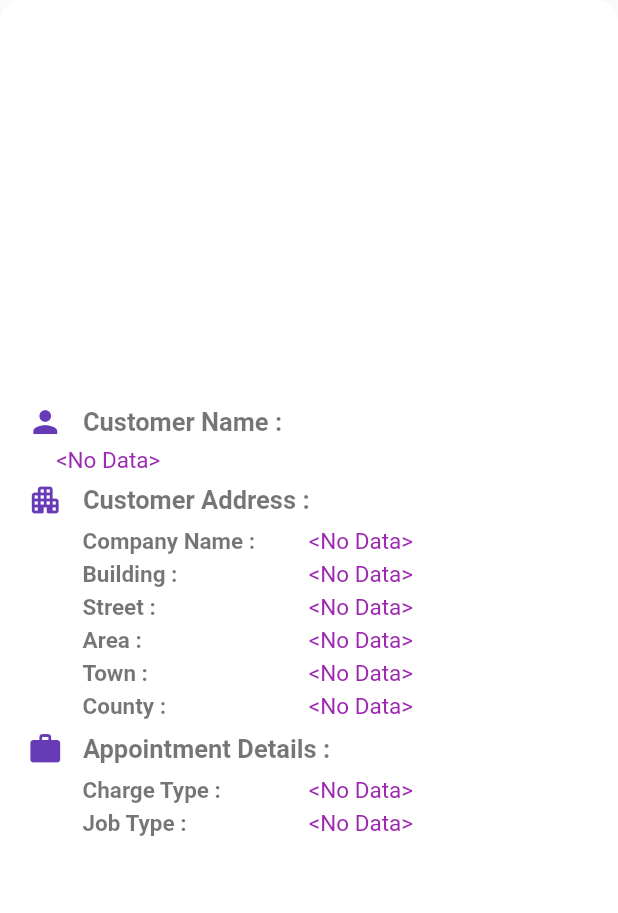
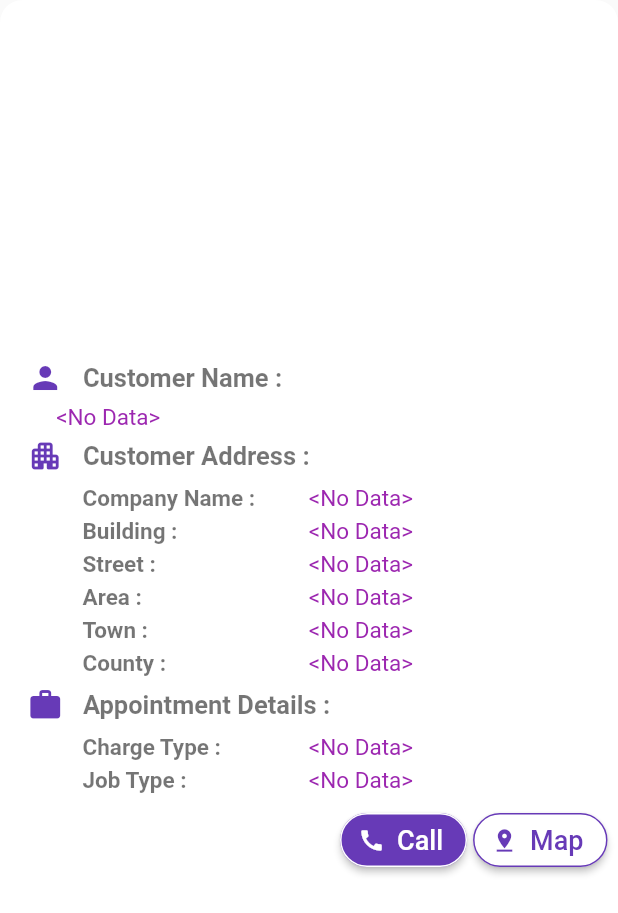
Before and after one commit to Deepak-K92/demo_api, a Flutter app: the CustomCard widget shown alone on an empty page, opened directly with empty values, on a phone screen of 412 x 824 dp. Shown: the top 913 px of the screen. Run offline on Flutter 3.47's test engine with Material 2 defaults, Android fonts, the phone set to English and light mode, and no system bars; our stand-ins replace bloc, calendar_date_picker2, equatable, flutter_bloc, get, get_it; network calls fail.

Commit message:
Custom Card UI done

```diff
--- a/lib/feature/home/view/home_view.dart
+++ b/lib/feature/home/view/home_view.dart
@@ -68,7 +68,7 @@ class _HomeViewState extends State<HomeView> {
                   url: inputVal?.url ?? '',
                   username: inputVal?.username ?? '',
                   password: inputVal?.password ?? '',
-                  selectedDate: inputVal.selectedDate,
+                  selectedDate: inputVal?.selectedDate ?? DateTime.now(),
                 ),
               );
             },
--- a/lib/feature/view_appointments/view/widgets/custom_card.dart
+++ b/lib/feature/view_appointments/view/widgets/custom_card.dart
@@ -1,6 +1,8 @@
 import 'package:demo_api/common/model/appointment_model.dart';
 import 'package:demo_api/static/strings.dart';
 import 'package:flutter/material.dart';
+import 'package:url_launcher/url_launcher.dart';
+import 'package:url_launcher/url_launcher_string.dart';
 import '../../../../static/styles.dart';
 
 class CustomCard extends StatelessWidget {
@@ -26,10 +28,35 @@ class CustomCard extends StatelessWidget {
           _buildAddressWidget(appointment.address),
           _buildHeader(headerName: Static.appointmentDetails, icon: Icons.work),
           _buildAppointmentDetails(appointment.appointmentDetails),
+          _buildButtonsBar(
+              mobileNo: appointment.mobileNo, postCode: appointment.postCode)
         ],
       ),
     );
   }
+}
+
+_buildButtonsBar({required String mobileNo, required String postCode}) {
+  return Row(
+    mainAxisAlignment: MainAxisAlignment.end,
+    crossAxisAlignment: CrossAxisAlignment.center,
+    children: <Widget>[
+      _buildButton(
+          label: Static.call,
+          function: () async {
+            if (await canLaunchUrlString(mobileNo)) {}
+          },
+          icon: Icons.call,
+          primaryColor: Colors.deepPurple,
+          secondaryColor: Colors.white),
+      _buildButton(
+          label: Static.map,
+          function: () {},
+          icon: Icons.pin_drop,
+          primaryColor: Colors.white,
+          secondaryColor: Colors.deepPurple),
+    ],
+  );
 }
 
 _buildNameWidget(CustomerName name) {
@@ -124,3 +151,29 @@ _buildHeader({required String headerName, required IconData icon}) {
     ),
   );
 }
+
+_buildButton(
+    {required String label,
+    required Function() function,
+    required IconData icon,
+    required Color primaryColor,
+    required Color secondaryColor}) {
+  return Padding(
+    padding: const EdgeInsets.symmetric(
+        horizontal: StaticVal.size_2, vertical: StaticVal.size_4),
+    child: ElevatedButton.icon(
+      onPressed: function,
+      style: ButtonStyle(
+          backgroundColor: MaterialStateProperty.all(primaryColor),
+          shape: MaterialStateProperty.all<RoundedRectangleBorder>(
+              RoundedRectangleBorder(
+                  borderRadius: BorderRadius.circular(StaticVal.size_18),
+                  side: BorderSide(color: secondaryColor)))),
+      icon: Icon(icon, size: StaticVal.size_18, color: secondaryColor),
+      label: Text(
+        label,
+        style: TextStyle(color: secondaryColor, fontSize: StaticVal.size_18),
+      ),
+    ),
+  );
+}
--- a/lib/static/strings.dart
+++ b/lib/static/strings.dart
@@ -35,6 +35,8 @@ class Static {
   static const String county = "County";
   static const String chargeType = "Charge Type";
   static const String jobType = "Job Type";
+  static const String call = "Call";
+  static const String map = "Map";
 
   // DatePicker
   static const String date = "Date";
--- a/pubspec.yaml
+++ b/pubspec.yaml
@@ -40,6 +40,7 @@ dependencies:
   get_it: ^7.2.0
   http: ^0.13.5
   intl: ^0.18.0
+  url_launcher: ^6.1.9
   xml: null
 
 dev_dependencies:
```
